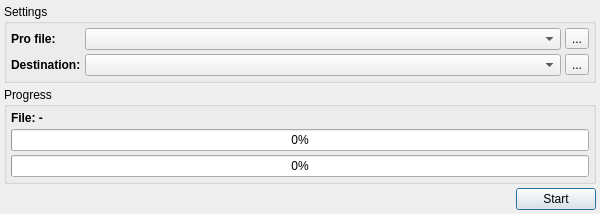
Old version of the form src/main/mainwindow.ui in the repository Gris87/CloneQtProject.
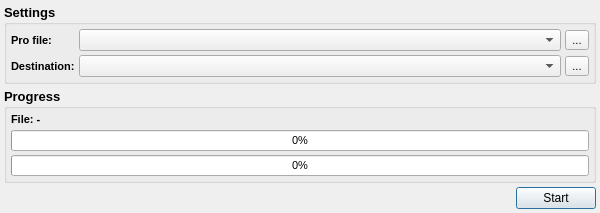
New version of the form.

What changed in the file:
```diff
--- a/src/main/mainwindow.ui
+++ b/src/main/mainwindow.ui
@@ -32,6 +32,13 @@
     </property>
     <item>
      <widget class="QGroupBox" name="settingsGroupBox">
+      <property name="font">
+       <font>
+        <pointsize>10</pointsize>
+        <weight>75</weight>
+        <bold>true</bold>
+       </font>
+      </property>
       <property name="title">
        <string>Settings</string>
       </property>
@@ -59,6 +66,14 @@
            <verstretch>0</verstretch>
           </sizepolicy>
          </property>
+         <property name="font">
+          <font>
+           <family>MS Shell Dlg 2</family>
+           <pointsize>8</pointsize>
+           <weight>50</weight>
+           <bold>false</bold>
+          </font>
+         </property>
         </widget>
        </item>
        <item row="1" column="1">
@@ -69,12 +84,22 @@
            <verstretch>0</verstretch>
           </sizepolicy>
          </property>
+         <property name="font">
+          <font>
+           <family>MS Shell Dlg 2</family>
+           <pointsize>8</pointsize>
+           <weight>50</weight>
+           <bold>false</bold>
+          </font>
+         </property>
         </widget>
        </item>
        <item row="0" column="0">
         <widget class="QLabel" name="proFileLabel">
          <property name="font">
           <font>
+           <family>MS Shell Dlg 2</family>
+           <pointsize>8</pointsize>
            <weight>75</weight>
            <bold>true</bold>
           </font>
@@ -88,6 +113,8 @@
         <widget class="QLabel" name="destinationLabel">
          <property name="font">
           <font>
+           <family>MS Shell Dlg 2</family>
+           <pointsize>8</pointsize>
            <weight>75</weight>
            <bold>true</bold>
           </font>
@@ -99,6 +126,14 @@
        </item>
        <item row="0" column="2">
         <widget class="QToolButton" name="proFileButton">
+         <property name="font">
+          <font>
+           <family>MS Shell Dlg 2</family>
+           <pointsize>8</pointsize>
+           <weight>50</weight>
+           <bold>false</bold>
+          </font>
+         </property>
          <property name="text">
           <string>...</string>
          </property>
@@ -106,6 +141,14 @@
        </item>
        <item row="1" column="2">
         <widget class="QToolButton" name="destinationButton">
+         <property name="font">
+          <font>
+           <family>MS Shell Dlg 2</family>
+           <pointsize>8</pointsize>
+           <weight>50</weight>
+           <bold>false</bold>
+          </font>
+         </property>
          <property name="text">
           <string>...</string>
          </property>
@@ -116,6 +159,13 @@
     </item>
     <item>
      <widget class="QGroupBox" name="progressGroupBox">
+      <property name="font">
+       <font>
+        <pointsize>10</pointsize>
+        <weight>75</weight>
+        <bold>true</bold>
+       </font>
+      </property>
       <property name="title">
        <string>Progress</string>
       </property>
@@ -139,6 +189,7 @@
         <widget class="QLabel" name="fileNameLabel">
          <property name="font">
           <font>
+           <pointsize>8</pointsize>
            <weight>75</weight>
            <bold>true</bold>
           </font>
@@ -150,6 +201,13 @@
        </item>
        <item>
         <widget class="QProgressBar" name="fileProgressBar">
+         <property name="font">
+          <font>
+           <pointsize>8</pointsize>
+           <weight>50</weight>
+           <bold>false</bold>
+          </font>
+         </property>
          <property name="value">
           <number>0</number>
          </property>
@@ -157,6 +215,13 @@
        </item>
        <item>
         <widget class="QProgressBar" name="totalProgressBar">
+         <property name="font">
+          <font>
+           <pointsize>8</pointsize>
+           <weight>50</weight>
+           <bold>false</bold>
+          </font>
+         </property>
          <property name="value">
           <number>0</number>
          </property>
```
